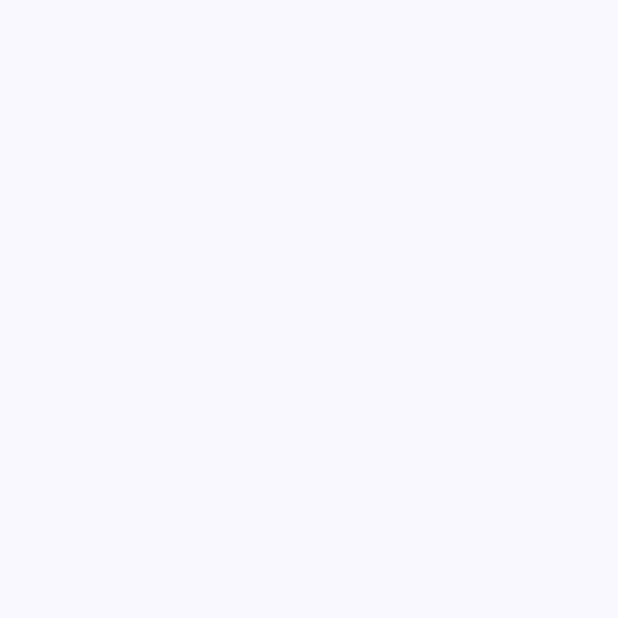
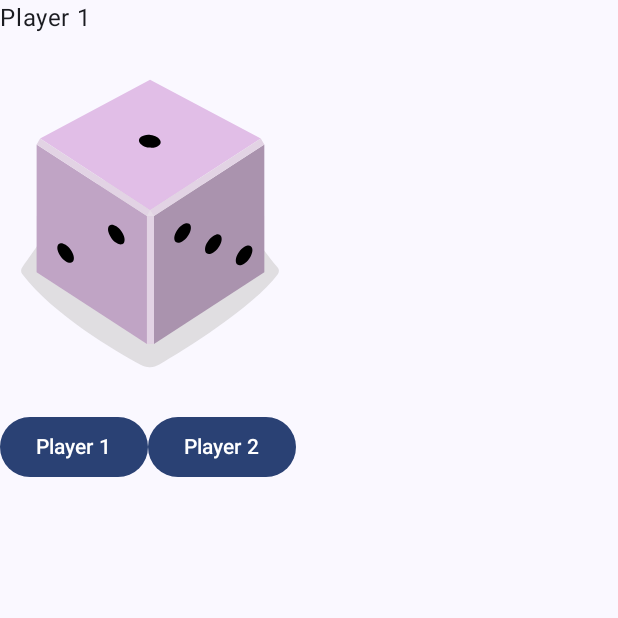
Before and after one commit to itssagnikmukherjee/DiceGame, an Android app built with Jetpack Compose: the screen it shows after launch (MainActivity), on a phone screen of 412 x 824 dp, the top half of it. Before the commit the part shown is empty. Run offline under Robolectric (Android 15) with nearby library versions, the phone set to English and light mode, and no system bars.

Commit message:
previewScreenAdded

```diff
--- a/app/src/main/java/com/itssagnikmukherjee/dicegamemultiplayer/MainActivity.kt
+++ b/app/src/main/java/com/itssagnikmukherjee/dicegamemultiplayer/MainActivity.kt
@@ -4,12 +4,17 @@ import android.os.Bundle
 import androidx.activity.ComponentActivity
 import androidx.activity.compose.setContent
 import androidx.activity.enableEdgeToEdge
+import androidx.compose.foundation.Image
+import androidx.compose.foundation.layout.Column
 import androidx.compose.foundation.layout.fillMaxSize
 import androidx.compose.foundation.layout.padding
 import androidx.compose.material3.Scaffold
 import androidx.compose.material3.Text
+import androidx.compose.material3.TextField
 import androidx.compose.runtime.Composable
 import androidx.compose.ui.Modifier
+import androidx.compose.ui.res.painterResource
+import androidx.compose.ui.text.TextRange
 import androidx.compose.ui.tooling.preview.Preview
 import com.itssagnikmukherjee.dicegamemultiplayer.ui.theme.DiceGameMultiplayerTheme
 
@@ -20,7 +25,7 @@ class MainActivity : ComponentActivity() {
         setContent {
             DiceGameMultiplayerTheme {
                 Scaffold(modifier = Modifier.fillMaxSize()) { innerPadding ->
-
+                    MainPreview()
                 }
             }
         }
--- /dev/null
+++ b/app/src/main/java/com/itssagnikmukherjee/dicegamemultiplayer/MainPreview.kt
@@ -0,0 +1,28 @@
+package com.itssagnikmukherjee.dicegamemultiplayer
+
+import androidx.compose.foundation.Image
+import androidx.compose.foundation.layout.Column
+import androidx.compose.foundation.layout.Row
+import androidx.compose.material3.Button
+import androidx.compose.material3.Text
+import androidx.compose.runtime.Composable
+import androidx.compose.ui.Modifier
+import androidx.compose.ui.res.painterResource
+import androidx.compose.ui.tooling.preview.Preview
+
+@Preview(showBackground = true)
+@Composable
+fun MainPreview() {
+    Column {
+        Text(text = "Player 1")
+        Image(painter = painterResource(id = R.drawable.dice_1), contentDescription = "")
+        Row {
+            Button(onClick = { /*TODO*/ }) {
+                Text(text = "Player 1")
+            }
+            Button(onClick = { /*TODO*/ }) {
+                Text(text = "Player 2")
+            }
+        }
+    }
+}
```
